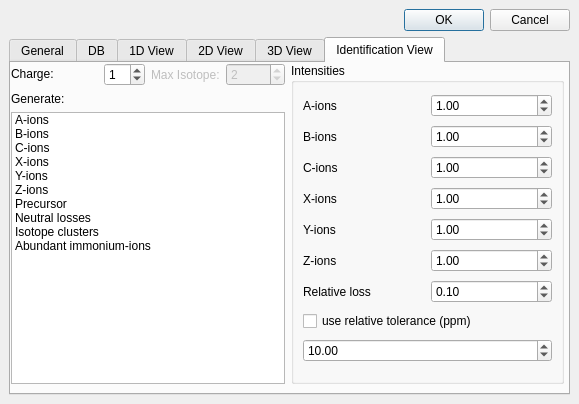
Above: include/OpenMS/VISUAL/DIALOGS/UIC/TOPPViewPrefDialog.ui from hroest/flaming-archer before the change. Below: the same form after it.
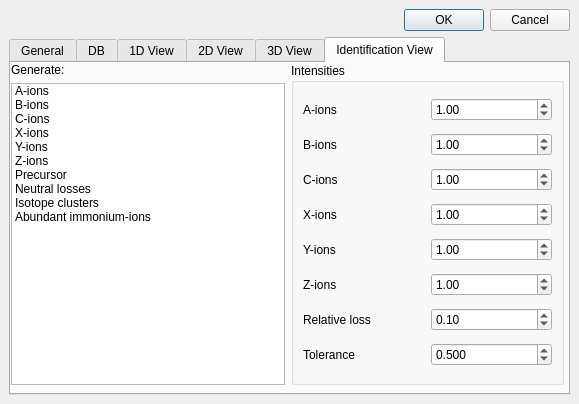
That is the form after the change. The open tabs and pages were chosen to show the change. Custom widgets are drawn as their Qt base class.

Commit message: [FIX] removed non-functional elements from TOPPView preferences dialog

The edit to the form file:
```diff
--- a/include/OpenMS/VISUAL/DIALOGS/UIC/TOPPViewPrefDialog.ui
+++ b/include/OpenMS/VISUAL/DIALOGS/UIC/TOPPViewPrefDialog.ui
@@ -634,79 +634,12 @@
          <x>0</x>
          <y>0</y>
          <width>553</width>
-         <height>321</height>
+         <height>322</height>
         </rect>
        </property>
        <layout class="QHBoxLayout" name="horizontalLayout_11">
         <item>
          <layout class="QVBoxLayout" name="verticalLayout_4">
-          <item>
-           <layout class="QHBoxLayout" name="horizontalLayout_10">
-            <item>
-             <layout class="QHBoxLayout" name="horizontalLayout">
-              <item>
-               <widget class="QLabel" name="spin_label">
-                <property name="sizePolicy">
-                 <sizepolicy hsizetype="Preferred" vsizetype="Fixed">
-                  <horstretch>0</horstretch>
-                  <verstretch>0</verstretch>
-                 </sizepolicy>
-                </property>
-                <property name="text">
-                 <string>Charge:</string>
-                </property>
-               </widget>
-              </item>
-              <item>
-               <widget class="QSpinBox" name="charge">
-                <property name="sizePolicy">
-                 <sizepolicy hsizetype="Maximum" vsizetype="Fixed">
-                  <horstretch>0</horstretch>
-                  <verstretch>0</verstretch>
-                 </sizepolicy>
-                </property>
-                <property name="value">
-                 <number>1</number>
-                </property>
-               </widget>
-              </item>
-             </layout>
-            </item>
-            <item>
-             <layout class="QHBoxLayout" name="horizontalLayout_2">
-              <item>
-               <widget class="QLabel" name="max_iso_label">
-                <property name="enabled">
-                 <bool>false</bool>
-                </property>
-                <property name="maximumSize">
-                 <size>
-                  <width>16777213</width>
-                  <height>16777215</height>
-                 </size>
-                </property>
-                <property name="whatsThis">
-                 <string>Defines the maximal isotopic peak which is added</string>
-                </property>
-                <property name="text">
-                 <string>Max Isotope:</string>
-                </property>
-               </widget>
-              </item>
-              <item>
-               <widget class="QSpinBox" name="max_isotopes">
-                <property name="enabled">
-                 <bool>false</bool>
-                </property>
-                <property name="value">
-                 <number>2</number>
-                </property>
-               </widget>
-              </item>
-             </layout>
-            </item>
-           </layout>
-          </item>
           <item>
            <layout class="QVBoxLayout" name="verticalLayout_2">
             <item>
@@ -970,27 +903,28 @@
             </layout>
            </item>
            <item>
-            <widget class="QCheckBox" name="unit_is_ppm">
+            <layout class="QHBoxLayout" name="horizontalLayout">
+             <item>
+              <widget class="QLabel" name="label_28">
              <property name="text">
-              <string>use relative tolerance (ppm)</string>
-             </property>
-             <property name="checkable">
-              <bool>false</bool>
-             </property>
-             <property name="checked">
-              <bool>false</bool>
+                <string>Tolerance</string>
              </property>
             </widget>
            </item>
            <item>
             <widget class="QDoubleSpinBox" name="tolerance">
+               <property name="decimals">
+                <number>3</number>
+               </property>
              <property name="maximum">
               <double>99999.990000000005239</double>
              </property>
              <property name="value">
-              <double>10.000000000000000</double>
-             </property>
-            </widget>
+                <double>0.500000000000000</double>
+               </property>
+              </widget>
+             </item>
+            </layout>
            </item>
           </layout>
          </widget>
```
Left out of the diff: 5 changed lines with no effect on the pictures. Lines whose indentation alone changed are shown as unchanged. The commit also changes 3 other files.
